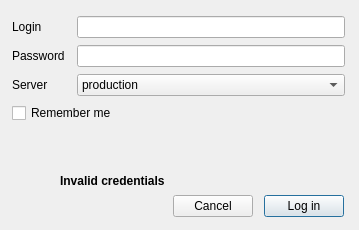
Old version of the form src/geoalert_master_src/login_dialog.ui in the repository Geoalert/mapflow-qgis.
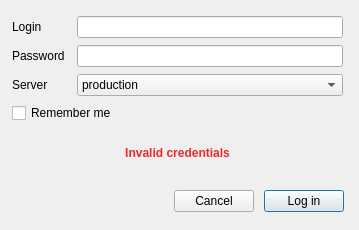
New version of the form. Icons and pictures are not drawn. Custom widgets are drawn as their Qt base class.

Commit message:
Fix 'Invalid credentials' label
Correct placement & make it red

What changed in the file:
```diff
--- a/src/geoalert_master_src/login_dialog.ui
+++ b/src/geoalert_master_src/login_dialog.ui
@@ -38,140 +38,86 @@
    <iconset>
     <normaloff>icon.png</normaloff>icon.png</iconset>
   </property>
+  <property name="styleSheet">
+   <string notr="true">rgb(255,0,0)</string>
+  </property>
   <property name="sizeGripEnabled">
    <bool>false</bool>
   </property>
   <property name="modal">
    <bool>true</bool>
   </property>
-  <widget class="QLabel" name="invalidCredentialsMessage">
+  <widget class="QWidget" name="layoutWidget">
    <property name="geometry">
     <rect>
-     <x>60</x>
-     <y>170</y>
-     <width>171</width>
-     <height>21</height>
+     <x>174</x>
+     <y>190</y>
+     <width>172</width>
+     <height>32</height>
     </rect>
    </property>
-   <property name="palette">
-    <palette>
-     <active>
-      <colorrole role="Text">
-       <brush brushstyle="SolidPattern">
-        <color alpha="255">
-         <red>239</red>
-         <green>41</green>
-         <blue>41</blue>
-        </color>
-       </brush>
-      </colorrole>
-      <colorrole role="LinkVisited">
-       <brush brushstyle="SolidPattern">
-        <color alpha="255">
-         <red>239</red>
-         <green>41</green>
-         <blue>41</blue>
-        </color>
-       </brush>
-      </colorrole>
-      <colorrole role="PlaceholderText">
-       <brush brushstyle="SolidPattern">
-        <color alpha="128">
-         <red>239</red>
-         <green>41</green>
-         <blue>41</blue>
-        </color>
-       </brush>
-      </colorrole>
-     </active>
-     <inactive>
-      <colorrole role="Text">
-       <brush brushstyle="SolidPattern">
-        <color alpha="255">
-         <red>239</red>
-         <green>41</green>
-         <blue>41</blue>
-        </color>
-       </brush>
-      </colorrole>
-      <colorrole role="LinkVisited">
-       <brush brushstyle="SolidPattern">
-        <color alpha="255">
-         <red>239</red>
-         <green>41</green>
-         <blue>41</blue>
-        </color>
-       </brush>
-      </colorrole>
-      <colorrole role="PlaceholderText">
-       <brush brushstyle="SolidPattern">
-        <color alpha="128">
-         <red>239</red>
-         <green>41</green>
-         <blue>41</blue>
-        </color>
-       </brush>
-      </colorrole>
-     </inactive>
-     <disabled>
-      <colorrole role="Text">
-       <brush brushstyle="SolidPattern">
-        <color alpha="255">
-         <red>190</red>
-         <green>190</green>
-         <blue>190</blue>
-        </color>
-       </brush>
-      </colorrole>
-      <colorrole role="LinkVisited">
-       <brush brushstyle="SolidPattern">
-        <color alpha="255">
-         <red>239</red>
-         <green>41</green>
-         <blue>41</blue>
-        </color>
-       </brush>
-      </colorrole>
-      <colorrole role="PlaceholderText">
-       <brush brushstyle="SolidPattern">
-        <color alpha="128">
-         <red>0</red>
-         <green>0</green>
-         <blue>0</blue>
-        </color>
-       </brush>
-      </colorrole>
-     </disabled>
-    </palette>
-   </property>
-   <property name="font">
-    <font>
-     <weight>75</weight>
-     <bold>true</bold>
-    </font>
-   </property>
-   <property name="visible">
-    <bool>false</bool>
-   </property>
-   <property name="inputMethodHints">
-    <set>Qt::ImhNone</set>
-   </property>
-   <property name="text">
-    <string>Invalid credentials</string>
-   </property>
+   <layout class="QHBoxLayout" name="buttons" stretch="0,0">
+    <property name="spacing">
+     <number>10</number>
+    </property>
+    <property name="sizeConstraint">
+     <enum>QLayout::SetFixedSize</enum>
+    </property>
+    <property name="rightMargin">
+     <number>0</number>
+    </property>
+    <item>
+     <widget class="QPushButton" name="cancelButton">
+      <property name="sizePolicy">
+       <sizepolicy hsizetype="Fixed" vsizetype="Fixed">
+        <horstretch>0</horstretch>
+        <verstretch>0</verstretch>
+       </sizepolicy>
+      </property>
+      <property name="text">
+       <string>Cancel</string>
+      </property>
+      <property name="flat">
+       <bool>false</bool>
+      </property>
+     </widget>
+    </item>
+    <item>
+     <widget class="QPushButton" name="loginButton">
+      <property name="sizePolicy">
+       <sizepolicy hsizetype="Fixed" vsizetype="Fixed">
+        <horstretch>0</horstretch>
+        <verstretch>0</verstretch>
+       </sizepolicy>
+      </property>
+      <property name="autoFillBackground">
+       <bool>false</bool>
+      </property>
+      <property name="text">
+       <string>Log in</string>
+      </property>
+      <property name="checkable">
+       <bool>false</bool>
+      </property>
+      <property name="default">
+       <bool>true</bool>
+      </property>
+     </widget>
+    </item>
+   </layout>
   </widget>
-  <widget class="QWidget" name="">
+  <widget class="QWidget" name="layoutWidget">
    <property name="geometry">
     <rect>
      <x>12</x>
      <y>16</y>
-     <width>333</width>
-     <height>201</height>
+     <width>331</width>
+     <height>167</height>
     </rect>
    </property>
    <layout class="QGridLayout" name="gridLayout">
-    <property name="verticalSpacing">
-     <number>15</number>
+    <property name="spacing">
+     <number>0</number>
     </property>
     <item row="0" column="0">
      <layout class="QFormLayout" name="formLayout">
@@ -249,58 +195,183 @@
      </layout>
     </item>
     <item row="1" column="0">
-     <layout class="QHBoxLayout" name="buttons" stretch="0,0">
-      <property name="spacing">
-       <number>10</number>
+     <widget class="QLabel" name="invalidCredentialsMessage">
+      <property name="palette">
+       <palette>
+        <active>
+         <colorrole role="WindowText">
+          <brush brushstyle="SolidPattern">
+           <color alpha="255">
+            <red>239</red>
+            <green>41</green>
+            <blue>41</blue>
+           </color>
+          </brush>
+         </colorrole>
+         <colorrole role="Text">
+          <brush brushstyle="SolidPattern">
+           <color alpha="255">
+            <red>239</red>
+            <green>41</green>
+            <blue>41</blue>
+           </color>
+          </brush>
+         </colorrole>
+         <colorrole role="ButtonText">
+          <brush brushstyle="SolidPattern">
+           <color alpha="255">
+            <red>239</red>
+            <green>41</green>
+            <blue>41</blue>
+           </color>
+          </brush>
+         </colorrole>
+         <colorrole role="LinkVisited">
+          <brush brushstyle="SolidPattern">
+           <color alpha="255">
+            <red>239</red>
+            <green>41</green>
+            <blue>41</blue>
+           </color>
+          </brush>
+         </colorrole>
+         <colorrole role="PlaceholderText">
+          <brush brushstyle="SolidPattern">
+           <color alpha="128">
+            <red>239</red>
+            <green>41</green>
+            <blue>41</blue>
+           </color>
+          </brush>
+         </colorrole>
+        </active>
+        <inactive>
+         <colorrole role="WindowText">
+          <brush brushstyle="SolidPattern">
+           <color alpha="255">
+            <red>239</red>
+            <green>41</green>
+            <blue>41</blue>
+           </color>
+          </brush>
+         </colorrole>
+         <colorrole role="Text">
+          <brush brushstyle="SolidPattern">
+           <color alpha="255">
+            <red>239</red>
+            <green>41</green>
+            <blue>41</blue>
+           </color>
+          </brush>
+         </colorrole>
+         <colorrole role="ButtonText">
+          <brush brushstyle="SolidPattern">
+           <color alpha="255">
+            <red>239</red>
+            <green>41</green>
+            <blue>41</blue>
+           </color>
+          </brush>
+         </colorrole>
+         <colorrole role="LinkVisited">
+          <brush brushstyle="SolidPattern">
+           <color alpha="255">
+            <red>239</red>
+            <green>41</green>
+            <blue>41</blue>
+           </color>
+          </brush>
+         </colorrole>
+         <colorrole role="PlaceholderText">
+          <brush brushstyle="SolidPattern">
+           <color alpha="128">
+            <red>239</red>
+            <green>41</green>
+            <blue>41</blue>
+           </color>
+          </brush>
+         </colorrole>
+        </inactive>
+        <disabled>
+         <colorrole role="WindowText">
+          <brush brushstyle="SolidPattern">
+           <color alpha="255">
+            <red>239</red>
+            <green>41</green>
+            <blue>41</blue>
+           </color>
+          </brush>
+         </colorrole>
+         <colorrole role="Text">
+          <brush brushstyle="SolidPattern">
+           <color alpha="255">
+            <red>239</red>
+            <green>41</green>
+            <blue>41</blue>
+           </color>
+          </brush>
+         </colorrole>
+         <colorrole role="ButtonText">
+          <brush brushstyle="SolidPattern">
+           <color alpha="255">
+            <red>239</red>
+            <green>41</green>
+            <blue>41</blue>
+           </color>
+          </brush>
+         </colorrole>
+         <colorrole role="LinkVisited">
+          <brush brushstyle="SolidPattern">
+           <color alpha="255">
+            <red>239</red>
+            <green>41</green>
+            <blue>41</blue>
+           </color>
+          </brush>
+         </colorrole>
+         <colorrole role="PlaceholderText">
+          <brush brushstyle="SolidPattern">
+           <color alpha="128">
+            <red>0</red>
+            <green>0</green>
+            <blue>0</blue>
+           </color>
+          </brush>
+         </colorrole>
+        </disabled>
+       </palette>
       </property>
-      <property name="sizeConstraint">
-       <enum>QLayout::SetFixedSize</enum>
+      <property name="font">
+       <font>
+        <weight>75</weight>
+        <bold>true</bold>
+       </font>
       </property>
-      <property name="leftMargin">
-       <number>160</number>
+      <property name="visible">
+       <bool>false</bool>
       </property>
-      <property name="rightMargin">
-       <number>0</number>
+      <property name="autoFillBackground">
+       <bool>false</bool>
       </property>
-      <item>
-       <widget class="QPushButton" name="cancelButton">
-        <property name="sizePolicy">
-         <sizepolicy hsizetype="Fixed" vsizetype="Fixed">
-          <horstretch>0</horstretch>
-          <verstretch>0</verstretch>
-         </sizepolicy>
-        </property>
-        <property name="text">
-         <string>Cancel</string>
-        </property>
-        <property name="flat">
-         <bool>false</bool>
-        </property>
-       </widget>
-      </item>
-      <item>
-       <widget class="QPushButton" name="loginButton">
-        <property name="sizePolicy">
-         <sizepolicy hsizetype="Fixed" vsizetype="Fixed">
-          <horstretch>0</horstretch>
-          <verstretch>0</verstretch>
-         </sizepolicy>
-        </property>
-        <property name="autoFillBackground">
-         <bool>false</bool>
-        </property>
-        <property name="text">
-         <string>Log in</string>
-        </property>
-        <property name="checkable">
-         <bool>false</bool>
-        </property>
-        <property name="default">
-         <bool>true</bool>
-        </property>
-       </widget>
-      </item>
-     </layout>
+      <property name="styleSheet">
+       <string notr="true">color: rgb(239, 41, 41);</string>
+      </property>
+      <property name="inputMethodHints">
+       <set>Qt::ImhNone</set>
+      </property>
+      <property name="frameShape">
+       <enum>QFrame::NoFrame</enum>
+      </property>
+      <property name="frameShadow">
+       <enum>QFrame::Plain</enum>
+      </property>
+      <property name="text">
+       <string>Invalid credentials</string>
+      </property>
+      <property name="alignment">
+       <set>Qt::AlignCenter</set>
+      </property>
+     </widget>
     </item>
    </layout>
   </widget>
```
